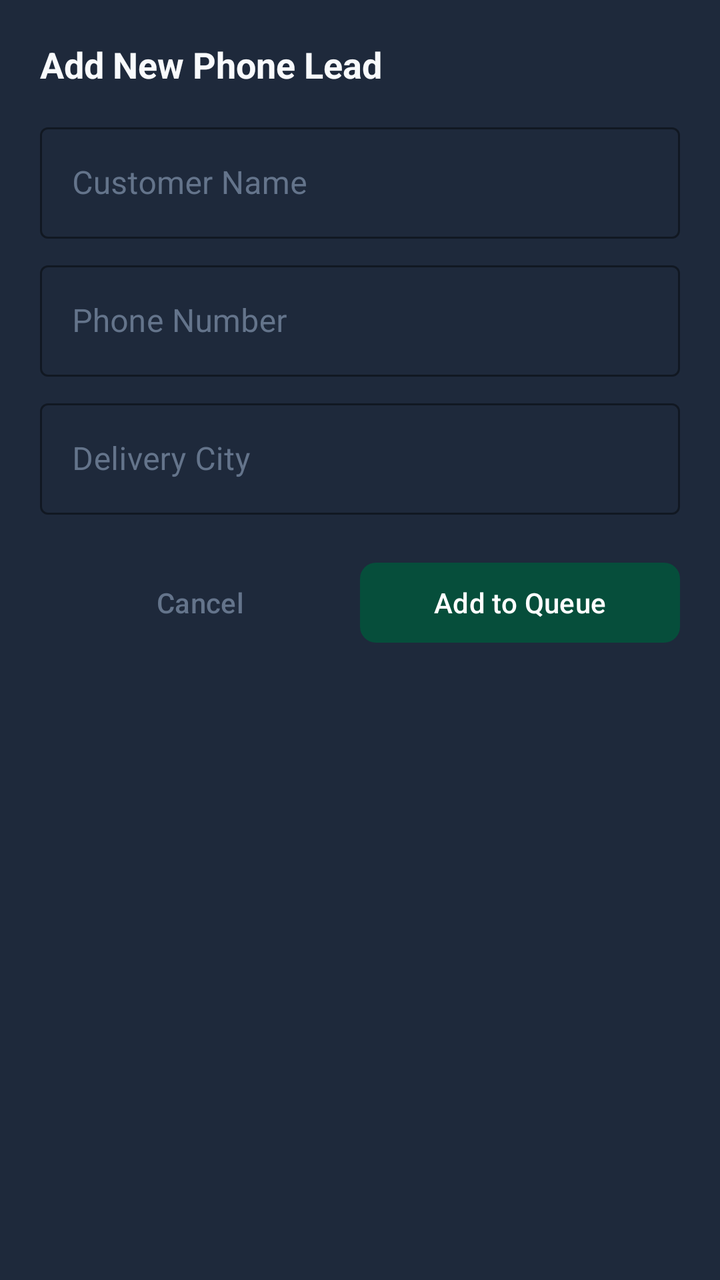
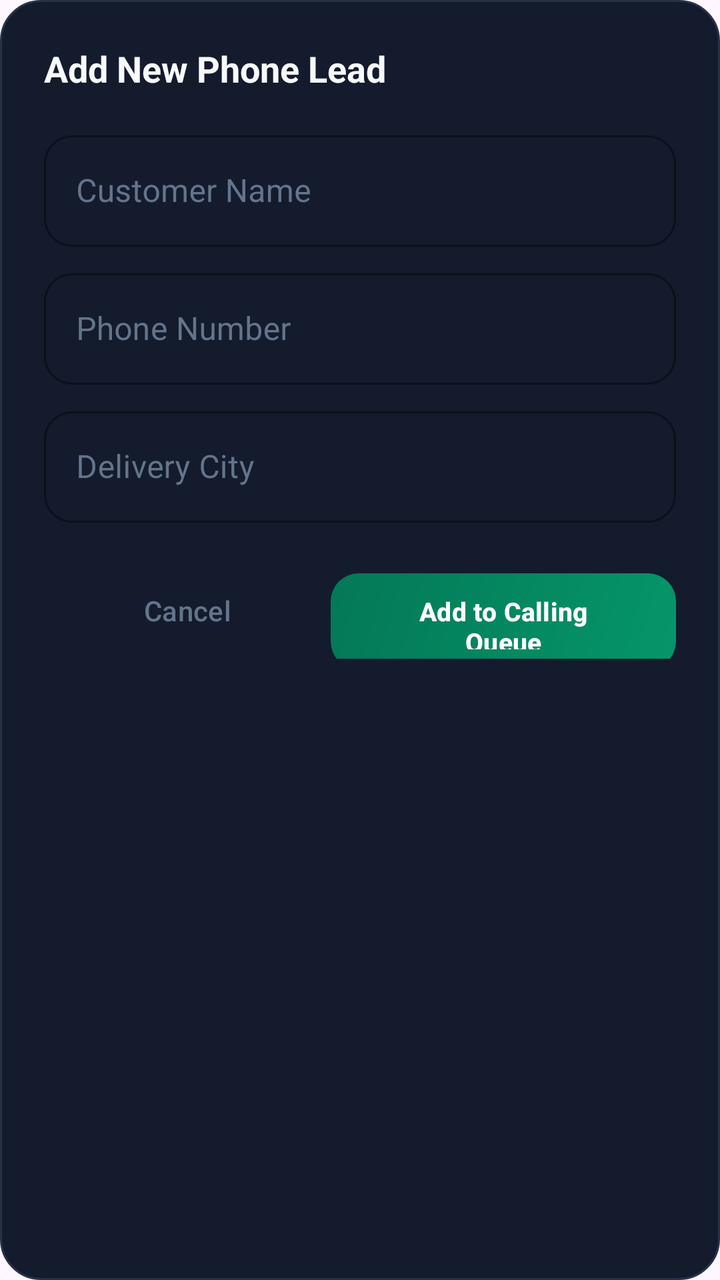

Two renders of the same Android screen: before a commit and after it. Below are the layout's source before the change and the commit's diff.
<!-- AndroidManifest.xml: application theme Theme.BetollaERP -->
<!-- res/layout/dialog_add_lead.xml -->
<?xml version="1.0" encoding="utf-8"?>
<LinearLayout xmlns:android="http://schemas.android.com/apk/res/android"
    xmlns:app="http://schemas.android.com/apk/res-auto"
    android:layout_width="match_parent"
    android:layout_height="wrap_content"
    android:background="@color/surface"
    android:orientation="vertical"
    android:padding="20dp">

    <TextView
        android:layout_width="wrap_content"
        android:layout_height="wrap_content"
        android:text="@string/add_lead_title"
        android:textColor="@color/text_primary"
        android:textSize="18sp"
        android:textStyle="bold" />

    
    <com.google.android.material.textfield.TextInputLayout
        style="@style/Widget.MaterialComponents.TextInputLayout.OutlinedBox"
        android:layout_width="match_parent"
        android:layout_height="wrap_content"
        android:layout_marginTop="14dp"
        android:hint="@string/customer_name_label"
        app:boxStrokeColor="@color/primary_light"
        app:hintTextColor="@color/accent"
        android:textColorHint="@color/text_muted">

        <com.google.android.material.textfield.TextInputEditText
            android:id="@+id/etNewLeadName"
            android:layout_width="match_parent"
            android:layout_height="wrap_content"
            android:inputType="textPersonName"
            android:textColor="@color/text_primary" />
    </com.google.android.material.textfield.TextInputLayout>

    
    <com.google.android.material.textfield.TextInputLayout
        style="@style/Widget.MaterialComponents.TextInputLayout.OutlinedBox"
        android:layout_width="match_parent"
        android:layout_height="wrap_content"
        android:layout_marginTop="8dp"
        android:hint="@string/customer_phone_label"
        app:boxStrokeColor="@color/primary_light"
        app:hintTextColor="@color/accent"
        android:textColorHint="@color/text_muted">

        <com.google.android.material.textfield.TextInputEditText
            android:id="@+id/etNewLeadPhone"
            android:layout_width="match_parent"
            android:layout_height="wrap_content"
            android:inputType="phone"
            android:textColor="@color/text_primary" />
    </com.google.android.material.textfield.TextInputLayout>

    
    <com.google.android.material.textfield.TextInputLayout
        style="@style/Widget.MaterialComponents.TextInputLayout.OutlinedBox"
        android:layout_width="match_parent"
        android:layout_height="wrap_content"
        android:layout_marginTop="8dp"
        android:hint="@string/delivery_city_label"
        app:boxStrokeColor="@color/primary_light"
        app:hintTextColor="@color/accent"
        android:textColorHint="@color/text_muted">

        <com.google.android.material.textfield.TextInputEditText
            android:id="@+id/etNewLeadCity"
            android:layout_width="match_parent"
            android:layout_height="wrap_content"
            android:inputType="text"
            android:textColor="@color/text_primary" />
    </com.google.android.material.textfield.TextInputLayout>

    
    <LinearLayout
        android:layout_width="match_parent"
        android:layout_height="wrap_content"
        android:layout_marginTop="20dp"
        android:orientation="horizontal">

        <com.google.android.material.button.MaterialButton
            android:id="@+id/btnCancelLead"
            style="@style/Widget.Material3.Button.TextButton"
            android:layout_width="0dp"
            android:layout_height="48dp"
            android:layout_weight="1"
            android:text="@string/btn_cancel"
            android:textColor="@color/text_muted" />

        <com.google.android.material.button.MaterialButton
            android:id="@+id/btnAddLeadConfirm"
            android:layout_width="0dp"
            android:layout_height="48dp"
            android:layout_weight="1"
            android:text="@string/btn_add"
            android:textColor="@color/white"
            app:backgroundTint="@color/primary"
            app:cornerRadius="8dp" />
    </LinearLayout>

</LinearLayout>
<!-- resources referenced by this layout -->
<resources>
  <color name="accent">#d97706</color>
  <color name="primary">#064e3b</color>
  <color name="primary_light">#047857</color>
  <color name="surface">#1e293b</color>
  <color name="text_muted">#64748b</color>
  <color name="text_primary">#f8fafc</color>
  <color name="white">#ffffff</color>
  <string name="add_lead_title">Add New Phone Lead</string>
  <string name="btn_add">Add to Queue</string>
  <string name="btn_cancel">Cancel</string>
  <string name="customer_name_label">Customer Name</string>
  <string name="customer_phone_label">Phone Number</string>
  <string name="delivery_city_label">Delivery City</string>
  <style name="Theme.BetollaERP" parent="Theme.Material3.DayNight.NoActionBar">
          <item name="android:statusBarColor">@color/status_bar</item>
          <item name="android:windowLightStatusBar">false</item>
          <item name="android:navigationBarColor">@color/background</item>
      </style>
  <color name="status_bar">#064e3b</color>
  <color name="background">#0f172a</color>
</resources>

<!-- the commit's change to res/layout/dialog_add_lead.xml (unified diff, before → after) -->
@@ -3,9 +3,9 @@
     xmlns:app="http://schemas.android.com/apk/res-auto"
     android:layout_width="match_parent"
     android:layout_height="wrap_content"
-    android:background="@color/surface"
+    android:background="@drawable/bg_card_luxury"
     android:orientation="vertical"
-    android:padding="20dp">
+    android:padding="22dp">
 
     <TextView
         android:layout_width="wrap_content"
@@ -20,8 +20,12 @@
         style="@style/Widget.MaterialComponents.TextInputLayout.OutlinedBox"
         android:layout_width="match_parent"
         android:layout_height="wrap_content"
-        android:layout_marginTop="14dp"
+        android:layout_marginTop="16dp"
         android:hint="@string/customer_name_label"
+        app:boxCornerRadiusTopStart="14dp"
+        app:boxCornerRadiusTopEnd="14dp"
+        app:boxCornerRadiusBottomStart="14dp"
+        app:boxCornerRadiusBottomEnd="14dp"
         app:boxStrokeColor="@color/primary_light"
         app:hintTextColor="@color/accent"
         android:textColorHint="@color/text_muted">
@@ -41,6 +45,10 @@
         android:layout_height="wrap_content"
         android:layout_marginTop="8dp"
         android:hint="@string/customer_phone_label"
+        app:boxCornerRadiusTopStart="14dp"
+        app:boxCornerRadiusTopEnd="14dp"
+        app:boxCornerRadiusBottomStart="14dp"
+        app:boxCornerRadiusBottomEnd="14dp"
         app:boxStrokeColor="@color/primary_light"
         app:hintTextColor="@color/accent"
         android:textColorHint="@color/text_muted">
@@ -60,6 +68,10 @@
         android:layout_height="wrap_content"
         android:layout_marginTop="8dp"
         android:hint="@string/delivery_city_label"
+        app:boxCornerRadiusTopStart="14dp"
+        app:boxCornerRadiusTopEnd="14dp"
+        app:boxCornerRadiusBottomStart="14dp"
+        app:boxCornerRadiusBottomEnd="14dp"
         app:boxStrokeColor="@color/primary_light"
         app:hintTextColor="@color/accent"
         android:textColorHint="@color/text_muted">
@@ -92,11 +104,13 @@
             android:id="@+id/btnAddLeadConfirm"
             android:layout_width="0dp"
             android:layout_height="48dp"
-            android:layout_weight="1"
+            android:layout_weight="1.2"
             android:text="@string/btn_add"
             android:textColor="@color/white"
-            app:backgroundTint="@color/primary"
-            app:cornerRadius="8dp" />
+            android:textSize="13sp"
+            android:textStyle="bold"
+            android:background="@drawable/bg_button_emerald"
+            app:backgroundTint="@null" />
     </LinearLayout>
 
 </LinearLayout>
<!-- resource entries referenced after the edit -->
@@ -1,14 +1,36 @@
 <!-- resources referenced by this layout -->
 <resources>
-  <color name="accent">#d97706</color>
-  <color name="primary">#064e3b</color>
-  <color name="primary_light">#047857</color>
-  <color name="surface">#1e293b</color>
-  <color name="text_muted">#64748b</color>
-  <color name="text_primary">#f8fafc</color>
-  <color name="white">#ffffff</color>
+  <color name="accent">#F59E0B</color>
+  <color name="primary_light">#34D399</color>
+  <color name="text_muted">#64748B</color>
+  <color name="text_primary">#F8FAFC</color>
+  <color name="white">#FFFFFF</color>
+  <!-- drawable bg_button_emerald (drawable) -->
+  <?xml version="1.0" encoding="utf-8"?>
+  <ripple xmlns:android="http://schemas.android.com/apk/res/android"
+      android:color="#34D399">
+      <item>
+          <shape android:shape="rectangle">
+              <gradient
+                  android:angle="135"
+                  android:startColor="#059669"
+                  android:endColor="#047857" />
+              <corners android:radius="14dp" />
+          </shape>
+      </item>
+  </ripple>
+  <!-- drawable bg_card_luxury (drawable) -->
+  <?xml version="1.0" encoding="utf-8"?>
+  <shape xmlns:android="http://schemas.android.com/apk/res/android"
+      android:shape="rectangle">
+      <solid android:color="#141B2D" />
+      <stroke
+          android:width="1dp"
+          android:color="#253248" />
+      <corners android:radius="20dp" />
+  </shape>
   <string name="add_lead_title">Add New Phone Lead</string>
-  <string name="btn_add">Add to Queue</string>
+  <string name="btn_add">Add to Calling Queue</string>
   <string name="btn_cancel">Cancel</string>
   <string name="customer_name_label">Customer Name</string>
   <string name="customer_phone_label">Phone Number</string>
@@ -18,7 +40,7 @@
           <item name="android:windowLightStatusBar">false</item>
           <item name="android:navigationBarColor">@color/background</item>
       </style>
-  <color name="status_bar">#064e3b</color>
-  <color name="background">#0f172a</color>
+  <color name="status_bar">#0A0E1A</color>
+  <color name="background">#0A0E1A</color>
 </resources>
 
